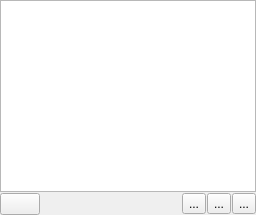
Before: the Qt Designer form krita/plugins/extensions/dockers/palettedocker/wdgpalettedock.ui in KDE/krita, drawn with Qt 5.
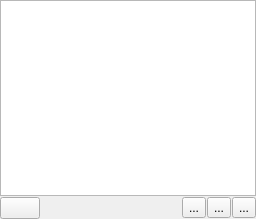
After: the same form once the commit is applied. Custom widgets are drawn as their Qt base class.

Commit message:
Palette docker: Avoid showing a horizontal scrollbar
This uses the new KoTableView class to make the table work
the same as for other resource dockers.

BUG:349621

The edit to the form file:
```diff
--- a/krita/plugins/extensions/dockers/palettedocker/wdgpalettedock.ui
+++ b/krita/plugins/extensions/dockers/palettedocker/wdgpalettedock.ui
@@ -2,6 +2,14 @@
 <ui version="4.0">
  <class>WdgPaletteDock</class>
  <widget class="QWidget" name="WdgPaletteDock">
+  <property name="geometry">
+   <rect>
+    <x>0</x>
+    <y>0</y>
+    <width>256</width>
+    <height>219</height>
+   </rect>
+  </property>
   <layout class="QVBoxLayout" name="verticalLayout">
    <property name="spacing">
     <number>1</number>
@@ -117,6 +125,11 @@
    <extends>QPushButton</extends>
    <header>kis_popup_button.h</header>
   </customwidget>
+  <customwidget>
+   <class>KoTableView</class>
+   <extends>QTableView</extends>
+   <header location="global">KoTableView.h</header>
+  </customwidget>
  </customwidgets>
  <tabstops>
   <tabstop>bnRemove</tabstop>
```
Left out of the diff: 13 changed lines with no effect on the pictures. The commit also changes 1 other file.
